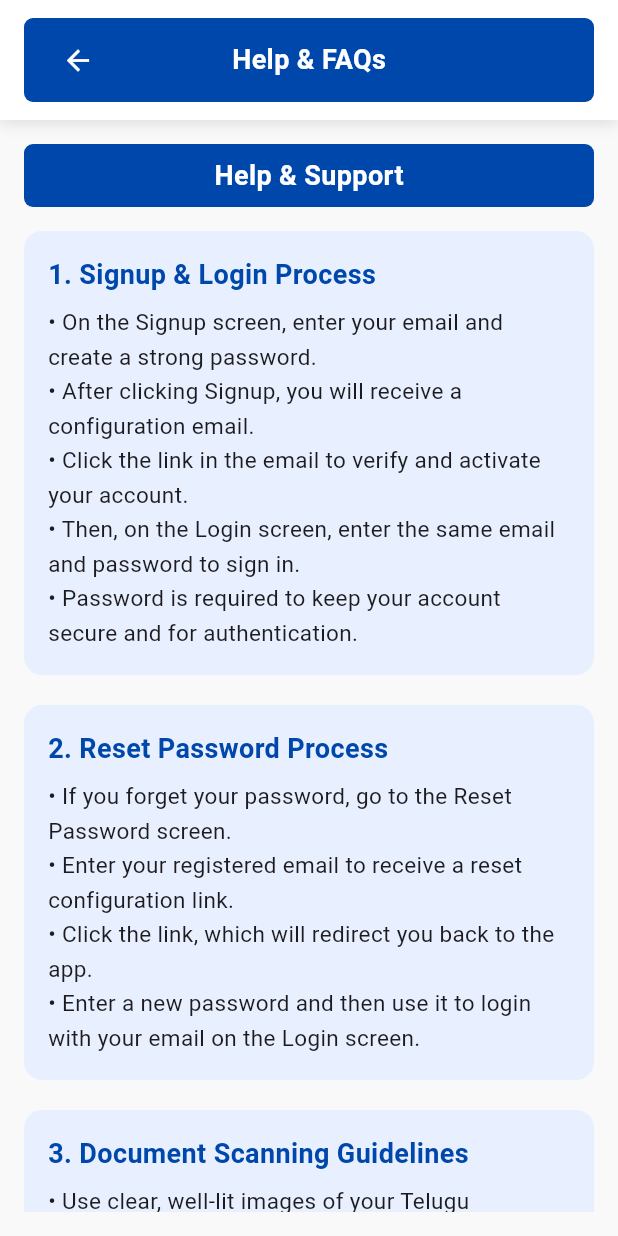
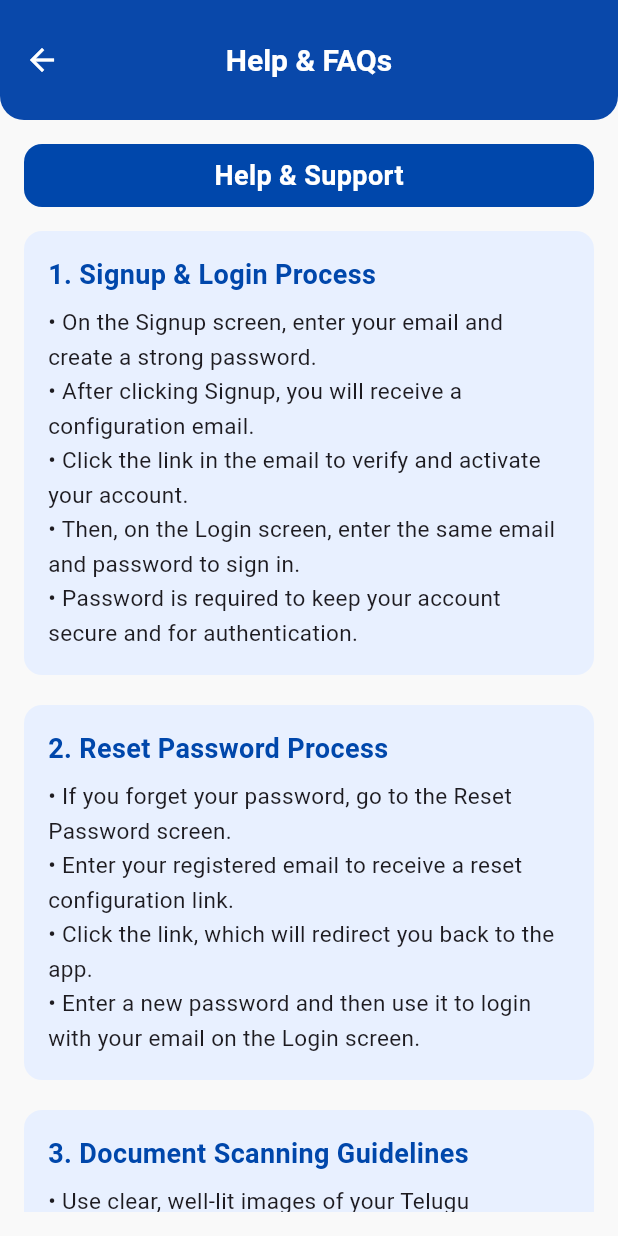
Before and after one commit to Charitesh18-cloud/ocrtesseract, a Flutter app: the HelpScreen screen opened by its route, on a phone screen of 412 x 824 dp. Run offline on Flutter 3.47's test engine with Material 3 defaults, Android fonts, the phone set to English and light mode, and no system bars; our stand-ins replace app_links, file_picker, image_picker, screenshot, supabase_flutter; missing offline and left inert: flutter_pdfview, flutter_tesseract_ocr; accounts and stored records are empty; Roboto replaces fonts that are missing (Poppins).

Commit message:
Update help_screen.dart

```diff
--- a/lib/help_screen.dart
+++ b/lib/help_screen.dart
@@ -1,10 +1,36 @@
+// help_screen.dart
 import 'package:flutter/material.dart';
 
-class HelpScreen extends StatelessWidget {
+class HelpScreen extends StatefulWidget {
   const HelpScreen({super.key});
 
   static const Color cobaltBlue = Color(0xFF0047AB);
   static const Color lightCobaltBlue = Color(0xFFE8F0FF); // lightest shade
+
+  @override
+  State<HelpScreen> createState() => _HelpScreenState();
+}
+
+class _HelpScreenState extends State<HelpScreen> with TickerProviderStateMixin {
+  late final AnimationController _controller;
+  late final Animation<Offset> _slideAnimation;
+
+  @override
+  void initState() {
+    super.initState();
+
+    _controller = AnimationController(vsync: this, duration: const Duration(milliseconds: 600));
+    _slideAnimation = Tween<Offset>(begin: const Offset(1, 0), end: Offset.zero)
+        .animate(CurvedAnimation(parent: _controller, curve: Curves.easeOut));
+
+    _controller.forward();
+  }
+
+  @override
+  void dispose() {
+    _controller.dispose();
+    super.dispose();
+  }
 
   Widget _buildHelpBox(String title, String content) {
     return Container(
@@ -12,7 +38,7 @@ class HelpScreen extends StatelessWidget {
       margin: const EdgeInsets.only(bottom: 20),
       padding: const EdgeInsets.all(16),
       decoration: BoxDecoration(
-        color: lightCobaltBlue,
+        color: HelpScreen.lightCobaltBlue,
         borderRadius: BorderRadius.circular(12),
       ),
       child: Column(
@@ -23,7 +49,7 @@ class HelpScreen extends StatelessWidget {
             style: const TextStyle(
               fontSize: 18,
               fontWeight: FontWeight.bold,
-              color: cobaltBlue,
+              color: HelpScreen.cobaltBlue,
             ),
           ),
           const SizedBox(height: 8),
@@ -40,66 +66,32 @@ class HelpScreen extends StatelessWidget {
   @override
   Widget build(BuildContext context) {
     return Scaffold(
-      backgroundColor: const Color(0xFFF9F9F9), // Same background as SettingsScreen
-      appBar: PreferredSize(
-        preferredSize: const Size.fromHeight(80),
-        child: Container(
-          decoration: const BoxDecoration(
-            color: Colors.white,
-            boxShadow: [
-              BoxShadow(
-                color: Colors.black12,
-                blurRadius: 8,
-                offset: Offset(0, 2),
+      backgroundColor: const Color(0xFFF9F9F9),
+      appBar: AppBar(
+        backgroundColor: HelpScreen.cobaltBlue,
+        elevation: 4,
+        shape: const RoundedRectangleBorder(
+          borderRadius: BorderRadius.vertical(bottom: Radius.circular(16)),
         ),
-            ],
-          ),
-          child: SafeArea(
-            child: Padding(
-              padding: const EdgeInsets.symmetric(horizontal: 16, vertical: 12),
-              child: Container(
-                height: 56,
-                padding: const EdgeInsets.symmetric(horizontal: 12, vertical: 8),
-                decoration: BoxDecoration(
-                  color: cobaltBlue,
-                  borderRadius: BorderRadius.circular(6),
-                ),
-                child: Row(
-                  children: [
-                    // Back button
-                    IconButton(
-                      icon: const Icon(Icons.arrow_back, color: Colors.white, size: 22),
-                      onPressed: () => Navigator.pop(context),
-                    ),
-                    const SizedBox(width: 8),
-
-                    // Help title - expanded to fill available space
-                    const Expanded(
-                      child: Center(
-                        child: Text(
+        toolbarHeight: 80,
+        title: const Text(
           'Help & FAQs',
           style: TextStyle(
-                            fontFamily: 'Roboto',
             fontWeight: FontWeight.bold,
-                            fontSize: 18,
+            fontSize: 20,
             color: Colors.white,
           ),
         ),
+        centerTitle: true,
+        leading: IconButton(
+          icon: const Icon(Icons.arrow_back, size: 24, color: Colors.white),
+          onPressed: () => Navigator.pop(context),
+          tooltip: 'Back',
         ),
       ),
-
-                    const SizedBox(width: 8),
-
-                    // Empty space to balance the back button
-                    const SizedBox(width: 48),
-                  ],
-                ),
-              ),
-            ),
-          ),
-        ),
-      ),
-      body: SafeArea(
+      body: SlideTransition(
+        position: _slideAnimation,
+        child: SafeArea(
           child: Padding(
             padding: const EdgeInsets.all(16.0),
             child: Column(
@@ -108,14 +100,13 @@ class HelpScreen extends StatelessWidget {
                   width: double.infinity,
                   padding: const EdgeInsets.symmetric(horizontal: 16, vertical: 8),
                   decoration: BoxDecoration(
-                  color: cobaltBlue,
-                  borderRadius: BorderRadius.circular(6),
+                    color: HelpScreen.cobaltBlue,
+                    borderRadius: BorderRadius.circular(12),
                   ),
                   child: const Center(
                     child: Text(
                       'Help & Support',
                       style: TextStyle(
-                      fontFamily: 'Roboto',
                         fontSize: 18,
                         fontWeight: FontWeight.bold,
                         color: Colors.white,
@@ -170,6 +161,7 @@ class HelpScreen extends StatelessWidget {
             ),
           ),
         ),
+      ),
     );
   }
 }
```
Lines whose indentation alone changed are shown as unchanged.
